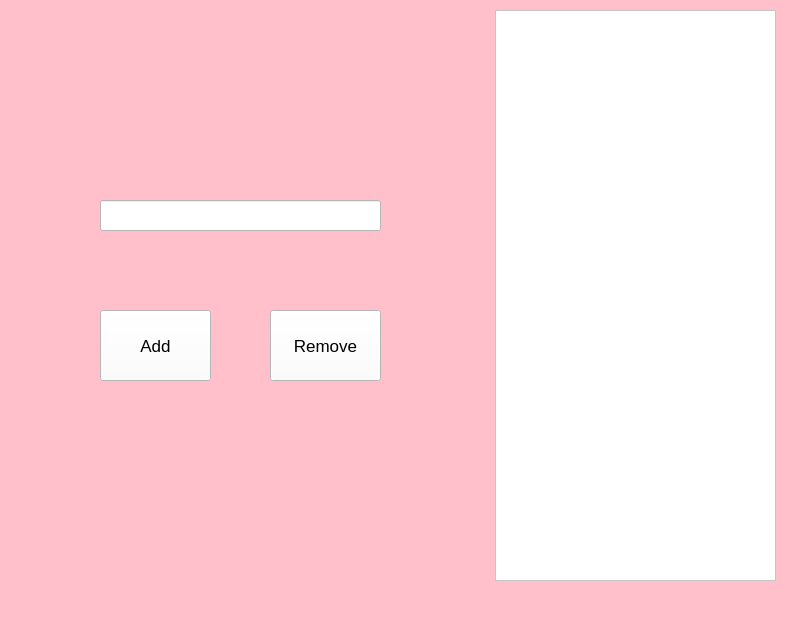
This is Python/PyQt5 practicing/ListCreator/Window.ui in LucasZick/ShortProjectsAndPracticing_Python as Qt 5 draws it before an edit. The edited form follows.
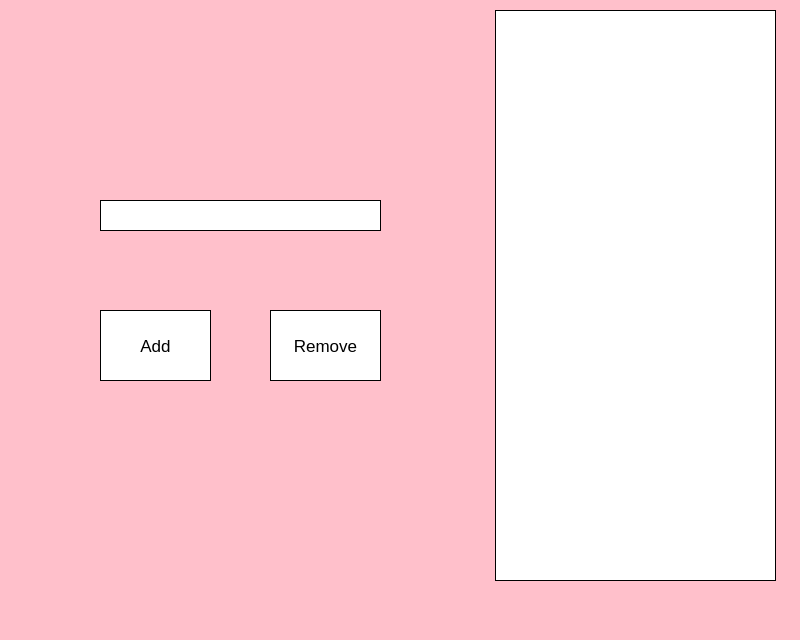
This is the edited form.

The edit to the form file:
```diff
--- a/Python/PyQt5 practicing/ListCreator/Window.ui
+++ b/Python/PyQt5 practicing/ListCreator/Window.ui
@@ -30,7 +30,10 @@
      <bool>false</bool>
     </property>
     <property name="styleSheet">
-     <string notr="true">background-color: white</string>
+     <string notr="true">background-color: white; border: 1px solid black;</string>
+    </property>
+    <property name="text">
+     <string/>
     </property>
    </widget>
    <widget class="QPushButton" name="pushButton">
@@ -60,7 +63,7 @@
      <bool>false</bool>
     </property>
     <property name="styleSheet">
-     <string notr="true">background-color: white</string>
+     <string notr="true">background-color: white; border: 1px solid black;</string>
     </property>
     <property name="text">
      <string>Add</string>
@@ -93,7 +96,7 @@
      <bool>false</bool>
     </property>
     <property name="styleSheet">
-     <string notr="true">background-color: white</string>
+     <string notr="true">background-color: white; border: 1px solid black;</string>
     </property>
     <property name="text">
      <string>Remove</string>
@@ -112,7 +115,7 @@
      <bool>true</bool>
     </property>
     <property name="styleSheet">
-     <string notr="true">background-color: white;</string>
+     <string notr="true">background-color: white; border: 1px solid black;</string>
     </property>
    </widget>
   </widget>
```
Left out of the diff: 6 changed lines with no effect on the pictures.
